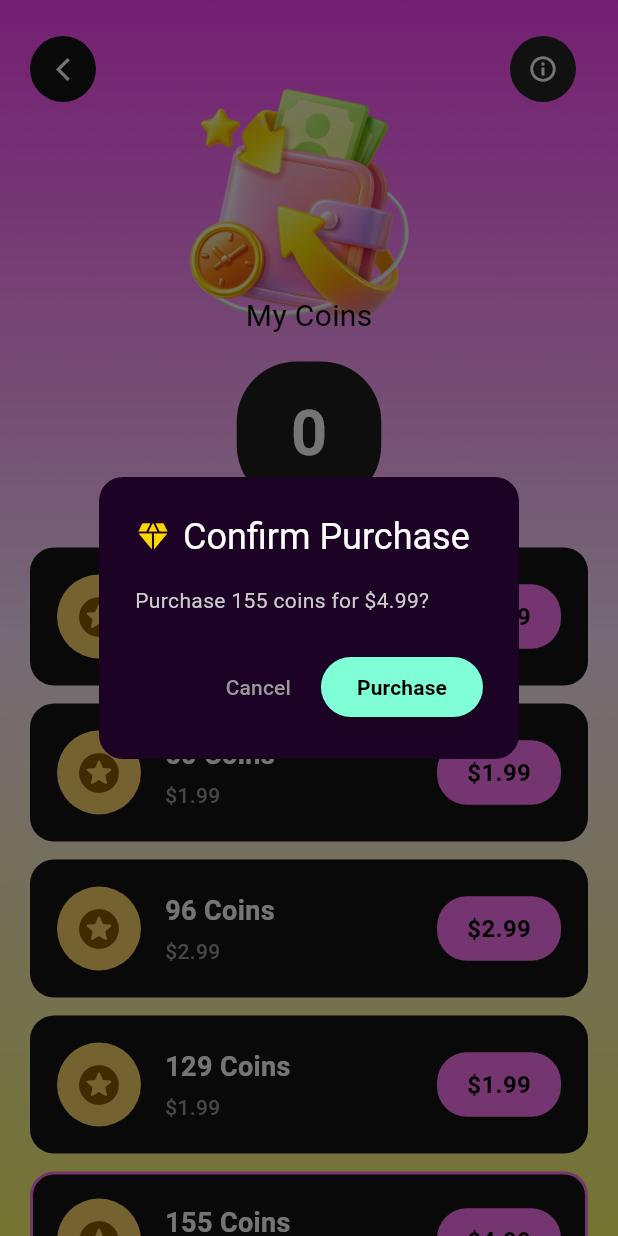
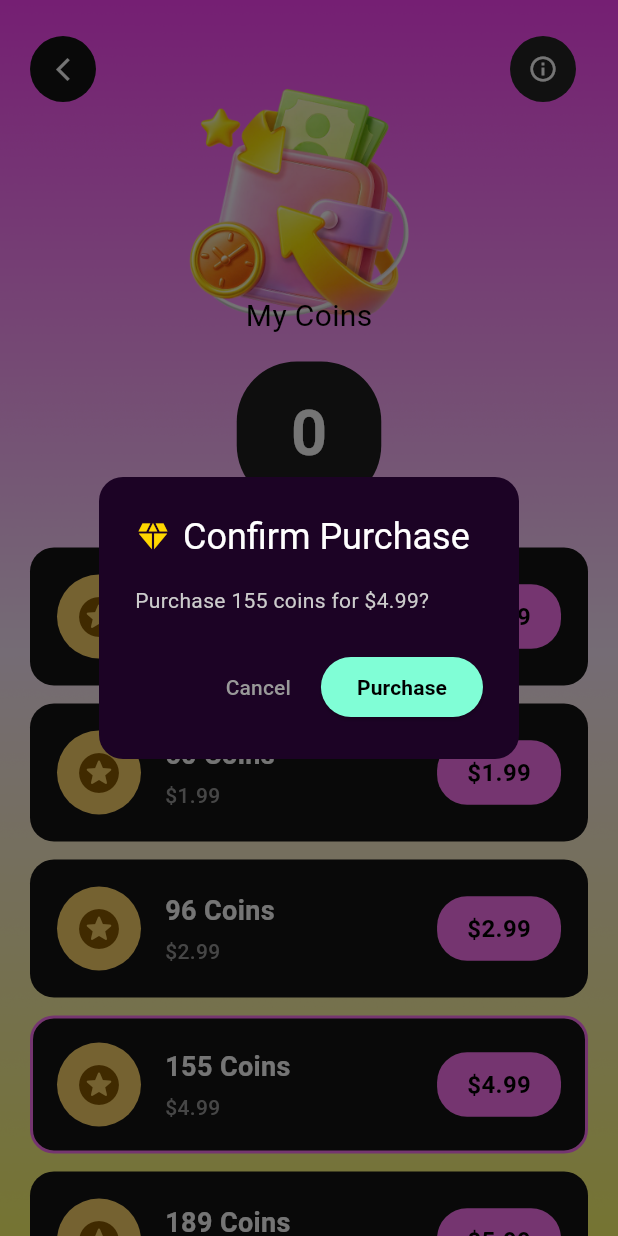
Before and after one commit to SenforQ/Roro, a Flutter app: the WallPage screen opened directly, after a tap on an icon or button, on a phone screen of 412 x 824 dp. Run offline on Flutter 3.47's test engine with Material 3 defaults, Android fonts, the phone set to English and light mode, and no system bars; our stand-ins replace audioplayers, connectivity_plus, image_picker, in_app_purchase, package_info_plus, shared_preferences and 2 more; accounts and stored records are empty.

Commit message:
version 1.1.0 build 1

```diff
--- a/lib/pages/wall_page.dart
+++ b/lib/pages/wall_page.dart
@@ -26,10 +26,8 @@ const List<CoinProduct> kCoinProducts = [
   CoinProduct(productId: 'Roro', coins: 32, price: 0.99, priceText: '\$0.99'),
   CoinProduct(productId: 'Roro1', coins: 60, price: 1.99, priceText: '\$1.99'),
   CoinProduct(productId: 'Roro2', coins: 96, price: 2.99, priceText: '\$2.99'),
-  CoinProduct(productId: 'Roro3', coins: 129, price: 3.99, priceText: '\$1.99'),
   CoinProduct(productId: 'Roro4', coins: 155, price: 4.99, priceText: '\$4.99'),
   CoinProduct(productId: 'Roro5', coins: 189, price: 5.99, priceText: '\$5.99'),
-  CoinProduct(productId: 'Roro6', coins: 249, price: 6.99, priceText: '\$1.99'),
   CoinProduct(productId: 'Roro9', coins: 359, price: 9.99, priceText: '\$9.99'),
   CoinProduct(productId: 'Roro19', coins: 729, price: 19.99, priceText: '\$19.99'),
   CoinProduct(productId: 'Roro49', coins: 1869, price: 49.99, priceText: '\$49.99'),
--- a/pubspec.yaml
+++ b/pubspec.yaml
@@ -16,7 +16,7 @@ publish_to: 'none' # Remove this line if you wish to publish to pub.dev
 # https://developer.apple.com/library/archive/documentation/General/Reference/InfoPlistKeyReference/Articles/CoreFoundationKeys.html
 # In Windows, build-name is used as the major, minor, and patch parts
 # of the product and file versions while build-number is used as the build suffix.
-version: 1.1.0+1
+version: 1.1.0+2
 
 environment:
   sdk: '>=3.3.7 <4.0.0'
```
Also changed, not shown: lib/models/vip_subscription.dart (line endings or trailing spaces), lib/services/coin_service.dart (line endings or trailing spaces), lib/services/vip_service.dart (line endings or trailing spaces).
